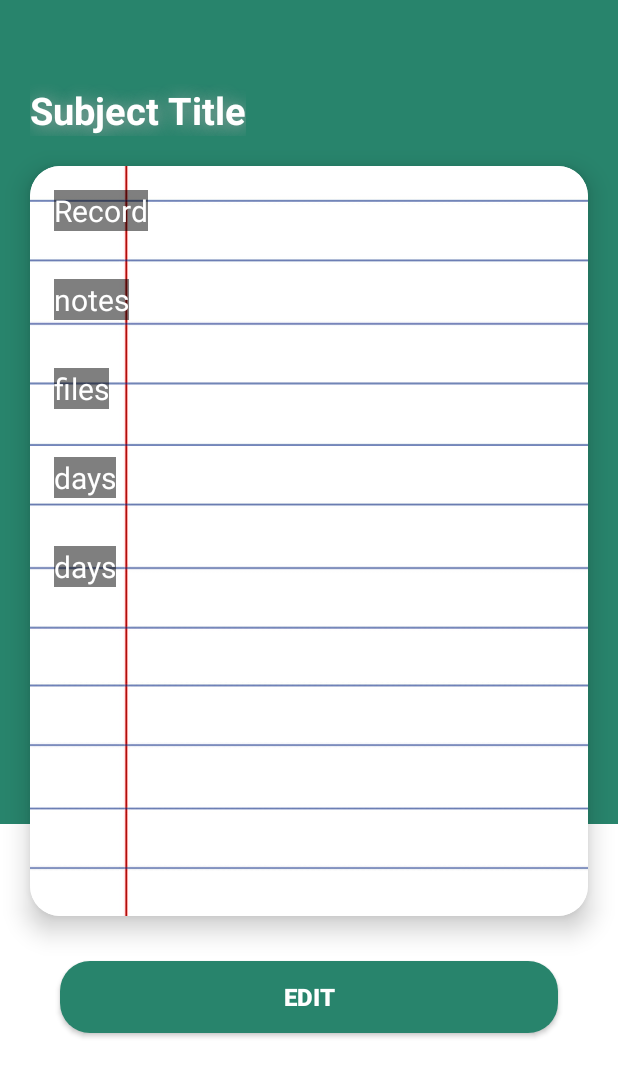
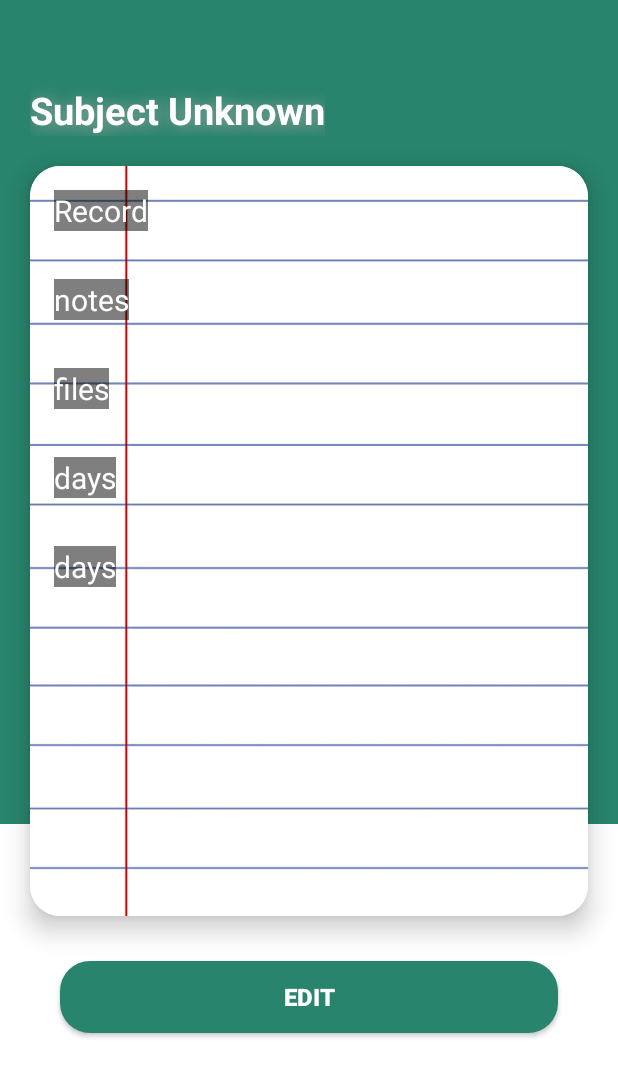
Before and after one commit to Subject-Planner/Subject-Planner-App, an Android app: the SubjectDetailsActivity screen opened directly, with no data from a screen before it, on a phone screen of 412 x 824 dp. Shown: the top 1077 px of the screen. Run offline under Robolectric (Android 15) with nearby library versions, the phone set to English and light mode, and no system bars.

Commit message:
details-with-aws

```diff
--- a/app/src/main/java/com/demo/subjectplanner/activity/SubjectDetailsActivity.java
+++ b/app/src/main/java/com/demo/subjectplanner/activity/SubjectDetailsActivity.java
@@ -2,15 +2,38 @@ package com.demo.subjectplanner.activity;
 
 import androidx.appcompat.app.AppCompatActivity;
 
+import android.content.Intent;
 import android.os.Bundle;
+import android.widget.TextView;
 
 import com.demo.subjectplanner.R;
 
 public class SubjectDetailsActivity extends AppCompatActivity {
+    TextView subjectNameTextView;
 
     @Override
     protected void onCreate(Bundle savedInstanceState) {
         super.onCreate(savedInstanceState);
         setContentView(R.layout.activity_subject_details);
+
+        Intent callingIntent = getIntent();
+        String subjectTilteString = null;
+
+
+        if(callingIntent != null){
+            subjectTilteString = callingIntent.getStringExtra(MainActivity.SUBJECT_TITLE_TAG);
+
+
+             subjectNameTextView = (TextView) findViewById(R.id.subjectTitleText);
+
+
+            if (subjectTilteString != null){
+                subjectNameTextView.setText(subjectTilteString);
+            }else {
+                subjectNameTextView.setText("Subject Unknown");
+            }
+
+
+        }
     }
 }
--- a/app/src/main/res/layout/activity_subject_details.xml
+++ b/app/src/main/res/layout/activity_subject_details.xml
@@ -33,6 +33,7 @@
             android:id="@+id/signUpToolbar"
             android:background="@android:color/transparent" />
         <TextView
+            android:id="@+id/subjectTitleText"
             android:layout_width="wrap_content"
             android:layout_height="wrap_content"
             android:text="Subject Title"
--- a/app/src/main/res/layout/cards_view.xml
+++ b/app/src/main/res/layout/cards_view.xml
@@ -65,10 +65,10 @@
 
             <!-- Add a Button to the ConstraintLayout -->
             <Button
-                android:id="@+id/button"
+                android:id="@+id/cardViewButton"
                 android:layout_width="wrap_content"
                 android:layout_height="wrap_content"
-                android:text="Click me!"
+                android:text="Details"
                 android:textColor="@color/white"
                 app:layout_constraintEnd_toEndOf="parent"
                 app:layout_constraintStart_toEndOf="@+id/imageView"
```
Also changed, not shown: app/src/main/java/com/demo/subjectplanner/activity/MainActivity.java (+20 -2 lines), app/src/main/java/com/demo/subjectplanner/activity/adapter/HomePageRecyclerViewAdapter.java (+23 -0 lines), 1 other file.
